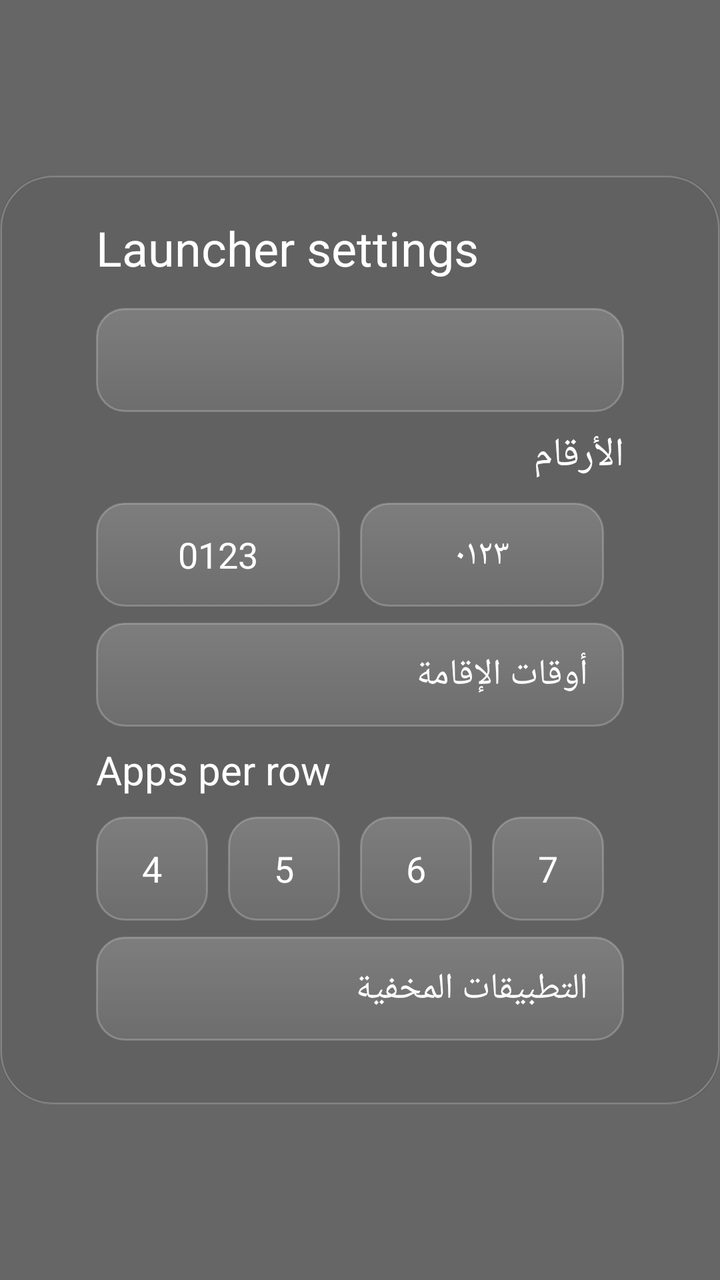
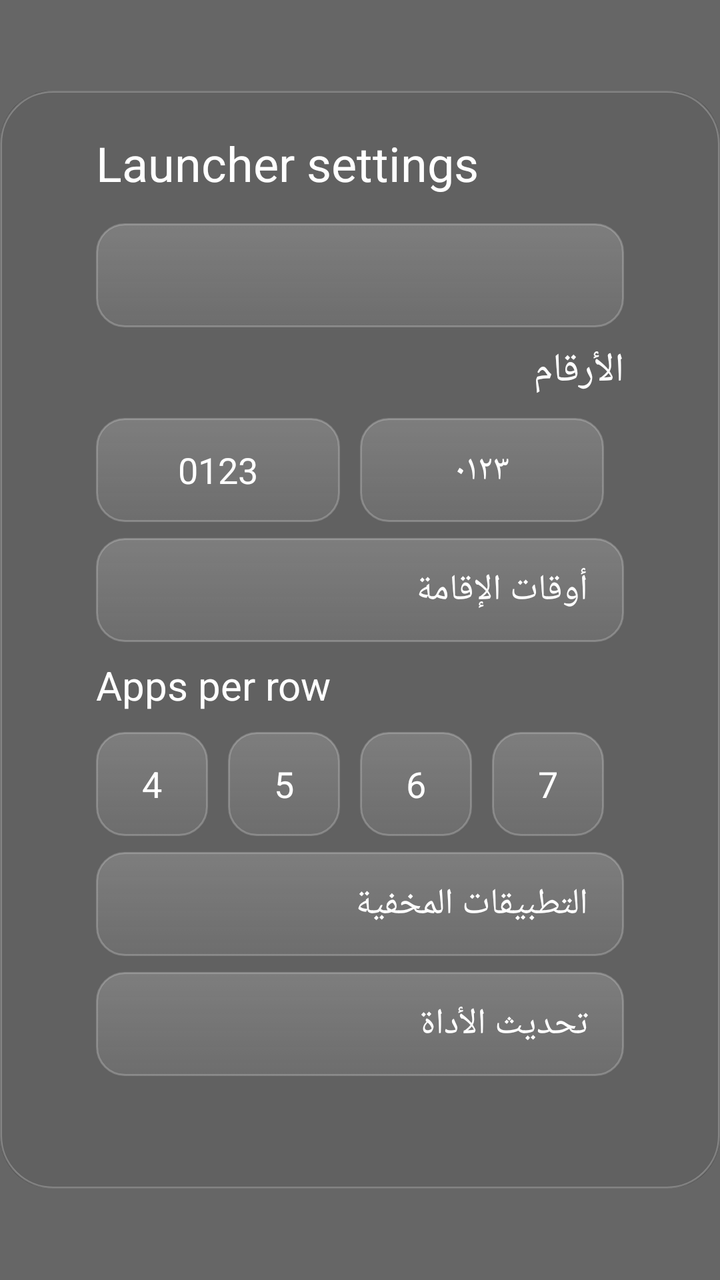

Screens rendered from an Android XML layout before and after an edit, with the pre-edit source and the edit as a unified diff.
<!-- AndroidManifest.xml: activity theme Theme.TvHome.Translucent -->
<!-- res/layout/activity_launcher_settings.xml -->
<?xml version="1.0" encoding="utf-8"?>
<FrameLayout xmlns:android="http://schemas.android.com/apk/res/android"
    android:layout_width="match_parent"
    android:layout_height="match_parent"
    android:background="#99000000"
    android:paddingTop="16dp"
    android:paddingBottom="16dp">

    
    
    <ScrollView
        android:layout_width="wrap_content"
        android:layout_height="wrap_content"
        android:layout_gravity="center"
        android:background="@drawable/settings_glass"
        android:scrollbars="none"
        android:paddingStart="48dp"
        android:paddingEnd="48dp"
        android:paddingTop="20dp"
        android:paddingBottom="24dp"
        android:clipToPadding="true">

    <LinearLayout
        android:layout_width="wrap_content"
        android:layout_height="wrap_content"
        android:minWidth="520dp"
        android:orientation="vertical">

        <TextView
            android:layout_width="match_parent"
            android:layout_height="wrap_content"
            android:text="@string/launcher_settings"
            android:textColor="#FFFFFFFF"
            android:textSize="24sp" />

        
        <TextView
            android:id="@+id/cityChoice"
            style="@style/SettingsRow"
            android:layout_marginTop="14dp" />

        <TextView
            android:layout_width="match_parent"
            android:layout_height="wrap_content"
            android:layout_marginTop="8dp"
            android:text="@string/custom_digits"
            android:textColor="#FFFFFFFF"
            android:textSize="20sp" />

        <LinearLayout
            android:layout_width="match_parent"
            android:layout_height="wrap_content"
            android:layout_marginTop="10dp"
            android:orientation="horizontal">

            <TextView android:id="@+id/digitsLatin" style="@style/SettingsColumnChoice" android:text="0123" />
            <TextView android:id="@+id/digitsArabic" style="@style/SettingsColumnChoice" android:text="٠١٢٣" />
        </LinearLayout>

        <TextView
            android:id="@+id/iqamaChoice"
            style="@style/SettingsRow"
            android:layout_marginTop="8dp"
            android:text="@string/custom_iqama_times" />

        <TextView
            android:layout_width="match_parent"
            android:layout_height="wrap_content"
            android:layout_marginTop="8dp"
            android:text="@string/columns_label"
            android:textColor="#FFFFFFFF"
            android:textSize="20sp" />

        <LinearLayout
            android:layout_width="match_parent"
            android:layout_height="wrap_content"
            android:layout_marginTop="10dp"
            android:orientation="horizontal">

            <TextView android:id="@+id/columns4" style="@style/SettingsColumnChoice" android:text="4" />
            <TextView android:id="@+id/columns5" style="@style/SettingsColumnChoice" android:text="5" />
            <TextView android:id="@+id/columns6" style="@style/SettingsColumnChoice" android:text="6" />
            <TextView android:id="@+id/columns7" style="@style/SettingsColumnChoice" android:text="7" />
        </LinearLayout>

        
        <TextView
            android:id="@+id/hiddenAppsChoice"
            style="@style/SettingsRow"
            android:layout_marginTop="8dp"
            android:text="@string/hidden_apps" />

        
        <LinearLayout
            android:id="@+id/matchSources"
            android:layout_width="match_parent"
            android:layout_height="wrap_content"
            android:layout_marginTop="8dp"
            android:orientation="vertical" />

        
        <LinearLayout
            android:layout_width="match_parent"
            android:layout_height="wrap_content"
            android:orientation="vertical"
            android:visibility="gone">

        <TextView
            android:layout_width="match_parent"
            android:layout_height="wrap_content"
            android:layout_marginTop="18dp"
            android:text="@string/rows_below_dock_label"
            android:textColor="#FFFFFFFF"
            android:textSize="20sp" />

        <LinearLayout
            android:layout_width="match_parent"
            android:layout_height="wrap_content"
            android:layout_marginTop="10dp"
            android:orientation="horizontal">

            <TextView android:id="@+id/rows0" style="@style/SettingsColumnChoice" android:text="0" />
            <TextView android:id="@+id/rows1" style="@style/SettingsColumnChoice" android:text="1" />
            <TextView android:id="@+id/rows2" style="@style/SettingsColumnChoice" android:text="2" />
            <TextView android:id="@+id/rows3" style="@style/SettingsColumnChoice" android:text="3" />
        </LinearLayout>

        <TextView
            android:id="@+id/wallpaperChoice"
            style="@style/SettingsRow"
            android:layout_marginTop="28dp" />

        <TextView
            android:id="@+id/animationsChoice"
            style="@style/SettingsRow"
            android:layout_marginTop="28dp" />

        <TextView
            android:id="@+id/advancedChoice"
            style="@style/SettingsRow"
            android:layout_marginTop="10dp" />

        <TextView
            android:layout_width="match_parent"
            android:layout_height="wrap_content"
            android:layout_marginTop="8dp"
            android:text="@string/advanced_effects_warning"
            android:textColor="#FFACB8C1"
            android:textSize="14sp" />

        <TextView
            android:id="@+id/followThemeChoice"
            style="@style/SettingsRow"
            android:layout_marginTop="18dp"
            android:text="@string/follow_theme" />

        <TextView
            android:layout_width="match_parent"
            android:layout_height="wrap_content"
            android:layout_marginTop="7dp"
            android:text="@string/follow_theme_hint"
            android:textColor="#FFACB8C1"
            android:textSize="14sp" />

        <TextView
            android:id="@+id/defaultHomeChoice"
            style="@style/SettingsRow"
            android:layout_marginTop="28dp"
            android:text="@string/home_settings" />

        <TextView
            android:layout_width="match_parent"
            android:layout_height="wrap_content"
            android:layout_marginTop="7dp"
            android:text="@string/home_settings_help"
            android:textColor="#FFACB8C1"
            android:textSize="14sp" />

        <TextView
            android:id="@+id/tvSettingsChoice"
            style="@style/SettingsRow"
            android:layout_marginTop="18dp"
            android:text="@string/tv_settings" />
        </LinearLayout>
    </LinearLayout>
    </ScrollView>
</FrameLayout>
<!-- resources referenced by this layout -->
<resources>
  <!-- drawable settings_glass (drawable) -->
  <?xml version="1.0" encoding="utf-8"?>
  <layer-list xmlns:android="http://schemas.android.com/apk/res/android">
      <item>
          <shape android:shape="rectangle">
              <solid android:color="#4D000000" />
              <corners android:radius="26dp" />
          </shape>
      </item>
      <item>
          <shape android:shape="rectangle">
              <solid android:color="#24FFFFFF" />
              <stroke android:width="1dp" android:color="#40FFFFFF" />
              <corners android:radius="26dp" />
          </shape>
      </item>
  </layer-list>
  <string name="advanced_effects_warning">Adds a lifted tile, icon zoom and smooth colour transitions. May increase memory use; the actual difference depends on your TV.</string>
  <string name="columns_label">Apps per row</string>
  <string name="custom_digits" translatable="false">الأرقام</string>
  <string name="custom_iqama_times" translatable="false">أوقات الإقامة</string>
  <string name="follow_theme">Follow theme (reset on-TV choices)</string>
  <string name="follow_theme_hint">Uses the current theme or built-in layout and motion settings. Pushing or resetting a theme also clears your on-TV choices.</string>
  <string name="hidden_apps" translatable="false">التطبيقات المخفية</string>
  <string name="home_settings">Choose default home</string>
  <string name="home_settings_help">Select your original home to stop using CleanYourTV as Home, or CleanYourTV to switch back. The original launcher must be enabled and your TV must provide a home picker; use the restore script first if it was disabled.</string>
  <string name="launcher_settings">Launcher settings</string>
  <string name="rows_below_dock_label">Rows below dock</string>
  <string name="tv_settings">TV system settings</string>
  <style name="SettingsColumnChoice" parent="SettingsRow">
          <item name="android:layout_width">0dp</item>
          <item name="android:layout_weight">1</item>
          <item name="android:layout_marginEnd">10dp</item>
          <item name="android:gravity">center</item>
      </style>
  <style name="SettingsRow">
          <item name="android:layout_width">match_parent</item>
          <item name="android:layout_height">52dp</item>
          <item name="android:gravity">center_vertical</item>
          <item name="android:paddingStart">18dp</item>
          <item name="android:paddingEnd">18dp</item>
          <item name="android:background">@drawable/settings_choice_bg</item>
          <item name="android:textColor">#FFFFFFFF</item>
          <item name="android:textSize">18sp</item>
          <item name="android:focusable">true</item>
          <item name="android:clickable">true</item>
      </style>
  <style name="Theme.TvHome.Translucent" parent="Theme.TvHome">
          <item name="android:windowIsTranslucent">true</item>
          <item name="android:windowBackground">@android:color/transparent</item>
          <item name="android:colorBackground">@android:color/transparent</item>
      </style>
  <style name="Theme.TvHome" parent="android:Theme.Material.NoActionBar.Fullscreen">
          <item name="android:windowBackground">@android:color/black</item>
          <item name="android:colorBackground">@android:color/black</item>
          <item name="android:windowAnimationStyle">@null</item>
      </style>
  <!-- unchanged entries left out for length: 1 -->
</resources>

<!-- the commit's change to res/layout/activity_launcher_settings.xml (unified diff, before → after) -->
@@ -91,6 +91,21 @@
             android:text="@string/hidden_apps" />
 
         
+        <TextView
+            android:id="@+id/updateChoice"
+            style="@style/SettingsRow"
+            android:layout_marginTop="8dp"
+            android:text="@string/update_title" />
+
+        <TextView
+            android:id="@+id/updateStatus"
+            android:layout_width="match_parent"
+            android:layout_height="wrap_content"
+            android:layout_marginTop="4dp"
+            android:textColor="#CCFFFFFF"
+            android:textSize="15sp" />
+
+        
         <LinearLayout
             android:id="@+id/matchSources"
             android:layout_width="match_parent"
<!-- resource entries referenced after the edit -->
@@ -29,6 +29,7 @@
   <string name="launcher_settings">Launcher settings</string>
   <string name="rows_below_dock_label">Rows below dock</string>
   <string name="tv_settings">TV system settings</string>
+  <string name="update_title" translatable="false">تحديث الأداة</string>
   <style name="SettingsColumnChoice" parent="SettingsRow">
           <item name="android:layout_width">0dp</item>
           <item name="android:layout_weight">1</item>
